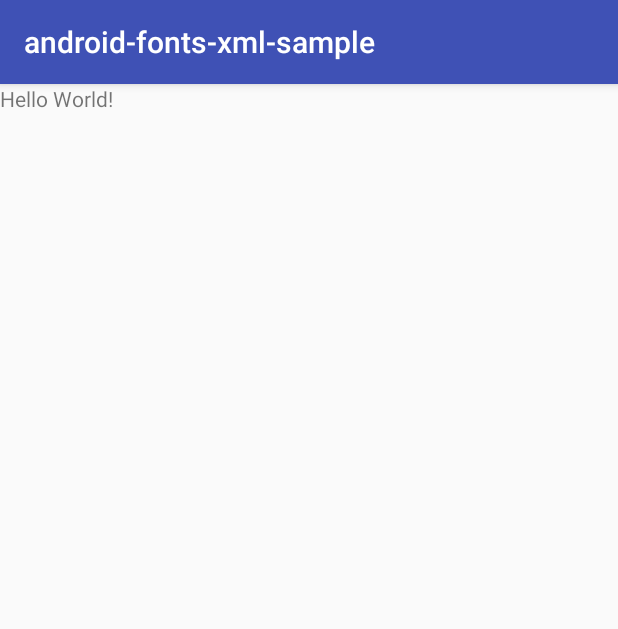
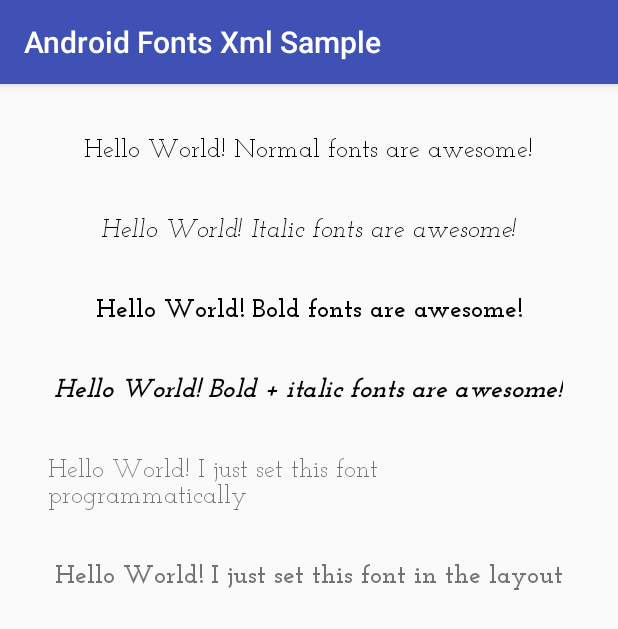
Before and after one commit to segunfamisa/android-fonts-xml-sample, an Android app: the screen it shows after launch (MainActivity), on a phone screen of 412 x 824 dp. Shown: the top 629 px of the screen. Run offline under Robolectric (Android 15) with nearby library versions, the phone set to English and light mode, and no system bars.

Commit message:
[chore] Add font code samples

```diff
--- a/app/src/main/java/com/segunfamisa/sample/xmlfonts/MainActivity.java
+++ b/app/src/main/java/com/segunfamisa/sample/xmlfonts/MainActivity.java
@@ -1,13 +1,21 @@
 package com.segunfamisa.sample.xmlfonts;
 
+import android.graphics.Typeface;
+import android.os.Bundle;
+import android.support.v4.content.res.ResourcesCompat;
 import android.support.v7.app.AppCompatActivity;
-import android.os.Bundle;
+import android.widget.TextView;
 
 public class MainActivity extends AppCompatActivity {
+
 
     @Override
     protected void onCreate(Bundle savedInstanceState) {
         super.onCreate(savedInstanceState);
         setContentView(R.layout.activity_main);
+
+        TextView fontText = findViewById(R.id.text_programmatic);
+        Typeface typeface = ResourcesCompat.getFont(this, R.font.app_font);
+        fontText.setTypeface(typeface);
     }
 }
--- /dev/null
+++ b/app/src/main/res/font/app_font.xml
@@ -0,0 +1,35 @@
+<?xml version="1.0" encoding="utf-8"?>
+<font-family xmlns:android="http://schemas.android.com/apk/res/android"
+    xmlns:app="http://schemas.android.com/apk/res-auto">
+
+    <!-- regular -->
+    <font
+        android:font="@font/josefinslab_regular"
+        android:fontStyle="normal"
+        android:fontWeight="400"
+
+        app:font="@font/josefinslab_regular"
+        app:fontStyle="normal"
+        app:fontWeight="400" />
+
+    <!-- italic -->
+    <font
+        android:font="@font/josefinslab_italic"
+        android:fontStyle="italic"
+        android:fontWeight="400"
+
+        app:font="@font/josefinslab_italic"
+        app:fontStyle="italic"
+        app:fontWeight="400" />
+
+    <!-- bold -->
+    <font
+        android:font="@font/josefinslab_bold"
+        android:fontStyle="normal"
+        android:fontWeight="700"
+
+        app:font="@font/josefinslab_bold"
+        app:fontStyle="normal"
+        app:fontWeight="700" />
+
+</font-family>
--- a/app/src/main/res/layout/activity_main.xml
+++ b/app/src/main/res/layout/activity_main.xml
@@ -1,15 +1,74 @@
 <?xml version="1.0" encoding="utf-8"?>
-<LinearLayout xmlns:android="http://schemas.android.com/apk/res/android"
+<ScrollView xmlns:android="http://schemas.android.com/apk/res/android"
     xmlns:app="http://schemas.android.com/apk/res-auto"
-    xmlns:tools="http://schemas.android.com/tools"
     android:layout_width="match_parent"
-    android:layout_height="match_parent"
-    android:orientation="vertical"
-    tools:context="com.segunfamisa.sample.xmlfonts.MainActivity">
+    android:layout_height="match_parent">
 
-    <TextView
-        android:layout_width="wrap_content"
+    <LinearLayout
+        android:layout_width="match_parent"
         android:layout_height="wrap_content"
-        android:text="Hello World!" />
+        android:gravity="center"
+        android:orientation="vertical"
+        android:padding="@dimen/gutter_width">
 
-</LinearLayout>
+        <!-- normal -->
+        <TextView
+            android:layout_width="wrap_content"
+            android:layout_height="wrap_content"
+            android:padding="@dimen/gutter_width"
+            android:text="@string/normal_text"
+            android:textAppearance="@style/TextAppearance"
+            android:textSize="17sp"
+            android:textStyle="normal" />
+
+        <!-- italic -->
+        <TextView
+            android:layout_width="wrap_content"
+            android:layout_height="wrap_content"
+            android:padding="@dimen/gutter_width"
+            android:text="@string/italic_text"
+            android:textAppearance="@style/TextAppearance"
+            android:textSize="17sp"
+            android:textStyle="italic" />
+
+        <!-- bold -->
+        <TextView
+            android:layout_width="wrap_content"
+            android:layout_height="wrap_content"
+            android:padding="@dimen/gutter_width"
+            android:text="@string/bold_text"
+            android:textAppearance="@style/TextAppearance"
+            android:textSize="17sp"
+            android:textStyle="bold" />
+
+        <!-- bold + italic -->
+        <TextView
+            android:layout_width="wrap_content"
+            android:layout_height="wrap_content"
+            android:padding="@dimen/gutter_width"
+            android:text="@string/bold_italic_text"
+            android:textAppearance="@style/TextAppearance"
+            android:textSize="17sp"
+            android:textStyle="bold|italic" />
+
+        <!-- Programmatically set font view -->
+        <TextView
+            android:id="@+id/text_programmatic"
+            android:layout_width="wrap_content"
+            android:layout_height="wrap_content"
+            android:padding="@dimen/gutter_width"
+            android:text="@string/programmatical_font_text"
+            android:textSize="17sp" />
+
+        <!-- layout defined font -->
+        <TextView
+            android:layout_width="wrap_content"
+            android:layout_height="wrap_content"
+            android:padding="@dimen/gutter_width"
+            android:text="@string/layout_font_text"
+            android:textSize="17sp"
+            android:textStyle="bold"
+            app:fontFamily="@font/app_font" />
+
+    </LinearLayout>
+</ScrollView>
--- /dev/null
+++ b/app/src/main/res/values/dimens.xml
@@ -0,0 +1,4 @@
+<?xml version="1.0" encoding="utf-8"?>
+<resources>
+    <dimen name="gutter_width">16dp</dimen>
+</resources>
--- a/app/src/main/res/values/strings.xml
+++ b/app/src/main/res/values/strings.xml
@@ -1,3 +1,11 @@
 <resources>
-    <string name="app_name">android-fonts-xml-sample</string>
+    <string name="app_name">Android Fonts Xml Sample</string>
+
+
+    <string name="normal_text">Hello World! Normal fonts are awesome!</string>
+    <string name="italic_text">Hello World! Italic fonts are awesome!</string>
+    <string name="bold_text">Hello World! Bold fonts are awesome!</string>
+    <string name="bold_italic_text">Hello World! Bold + italic fonts are awesome!</string>
+    <string name="programmatical_font_text">Hello World! I just set this font programmatically</string>
+    <string name="layout_font_text">Hello World! I just set this font in the layout</string>
 </resources>
--- a/app/src/main/res/values/styles.xml
+++ b/app/src/main/res/values/styles.xml
@@ -8,4 +8,8 @@
         <item name="colorAccent">@color/colorAccent</item>
     </style>
 
+    <style name="TextAppearance">
+        <item name="fontFamily">@font/app_font</item>
+    </style>
+
 </resources>
```
Also changed, not shown: app/src/main/res/font/josefinslab_bold.ttf (added), app/src/main/res/font/josefinslab_italic.ttf (added), app/src/main/res/font/josefinslab_regular.ttf (added).
